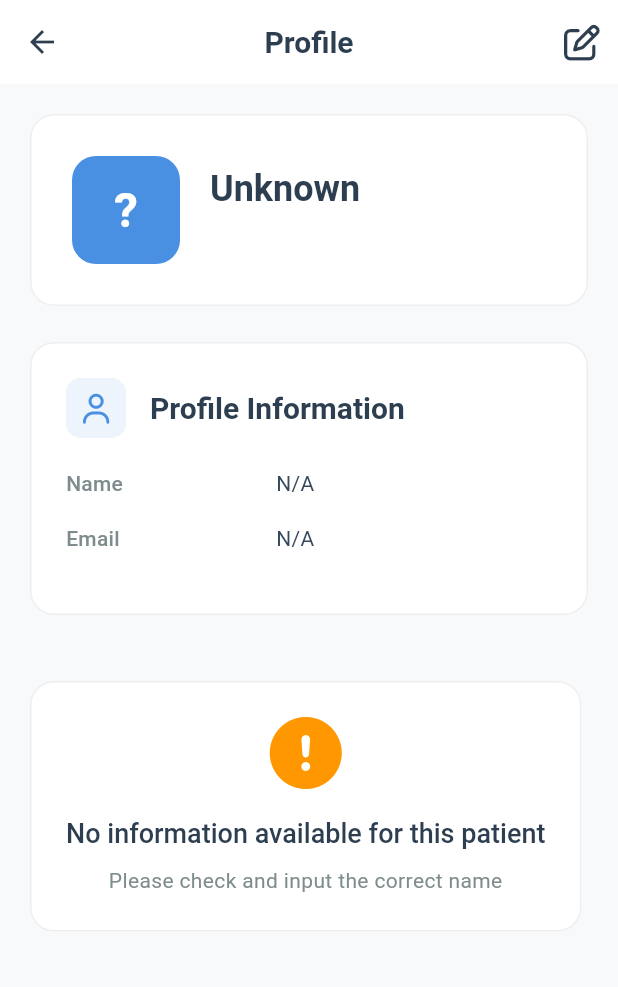
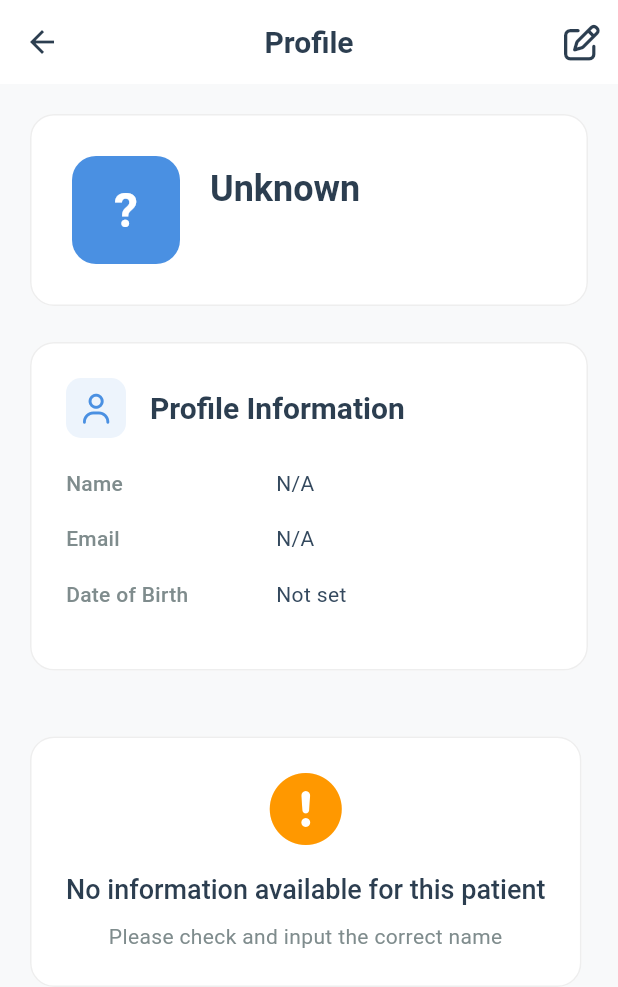
Before and after one commit to maheshbalan/myWellWallet, a Flutter app: the ProfileScreen screen opened by its route, on a phone screen of 412 x 824 dp. Shown: the top 987 px of the screen. Run offline on Flutter 3.47's test engine with Material 3 defaults, Android fonts, the phone set to English and light mode, and no system bars; our stand-ins replace font_awesome_flutter, go_router, local_auth, permission_handler, shared_preferences, speech_to_text and 1 more; accounts and stored records are empty; network calls fail.

```diff
--- a/lib/screens/profile_screen.dart
+++ b/lib/screens/profile_screen.dart
@@ -237,6 +237,44 @@ class _ProfileScreenState extends State<ProfileScreen> {
                     ),
                     keyboardType: TextInputType.emailAddress,
                   ),
+                  const SizedBox(height: 16),
+                  // Date of Birth Field
+                  InkWell(
+                    onTap: () async {
+                      final pickedDate = await showDatePicker(
+                        context: context,
+                        initialDate: _dateOfBirth ?? DateTime.now().subtract(const Duration(days: 365 * 30)),
+                        firstDate: DateTime(1900),
+                        lastDate: DateTime.now(),
+                      );
+                      if (pickedDate != null) {
+                        setState(() {
+                          _dateOfBirth = pickedDate;
+                        });
+                      }
+                    },
+                    child: InputDecorator(
+                      decoration: InputDecoration(
+                        labelText: 'Date of Birth',
+                        hintText: _dateOfBirth == null
+                            ? 'Select your date of birth'
+                            : '${_dateOfBirth!.year}-${_dateOfBirth!.month.toString().padLeft(2, '0')}-${_dateOfBirth!.day.toString().padLeft(2, '0')}',
+                        prefixIcon: const Icon(FontAwesomeIcons.calendar),
+                        suffixIcon: const Icon(Icons.arrow_drop_down),
+                        border: const OutlineInputBorder(),
+                      ),
+                      child: Text(
+                        _dateOfBirth == null
+                            ? 'Select your date of birth'
+                            : '${_dateOfBirth!.year}-${_dateOfBirth!.month.toString().padLeft(2, '0')}-${_dateOfBirth!.day.toString().padLeft(2, '0')}',
+                        style: TextStyle(
+                          color: _dateOfBirth == null
+                              ? Colors.grey[600]
+                              : Theme.of(context).textTheme.bodyLarge?.color,
+                        ),
+                      ),
+                    ),
+                  ),
                 ] else ...[
                   InfoRow(
                     label: 'Name',
@@ -245,6 +283,12 @@ class _ProfileScreenState extends State<ProfileScreen> {
                   InfoRow(
                     label: 'Email',
                     value: user?.email ?? 'N/A',
+                  ),
+                  InfoRow(
+                    label: 'Date of Birth',
+                    value: user?.dateOfBirth != null
+                        ? '${user!.dateOfBirth!.year}-${user.dateOfBirth!.month.toString().padLeft(2, '0')}-${user.dateOfBirth!.day.toString().padLeft(2, '0')}'
+                        : 'Not set',
                   ),
                 ],
               ],
```
Also changed, not shown: 1 other file.
